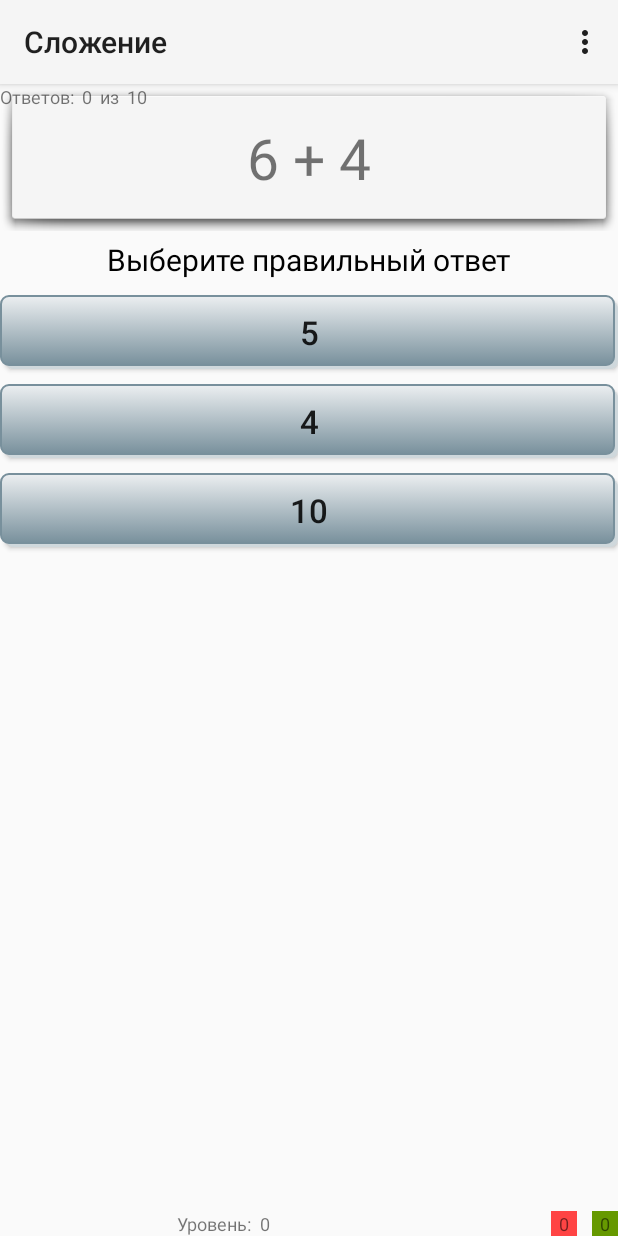
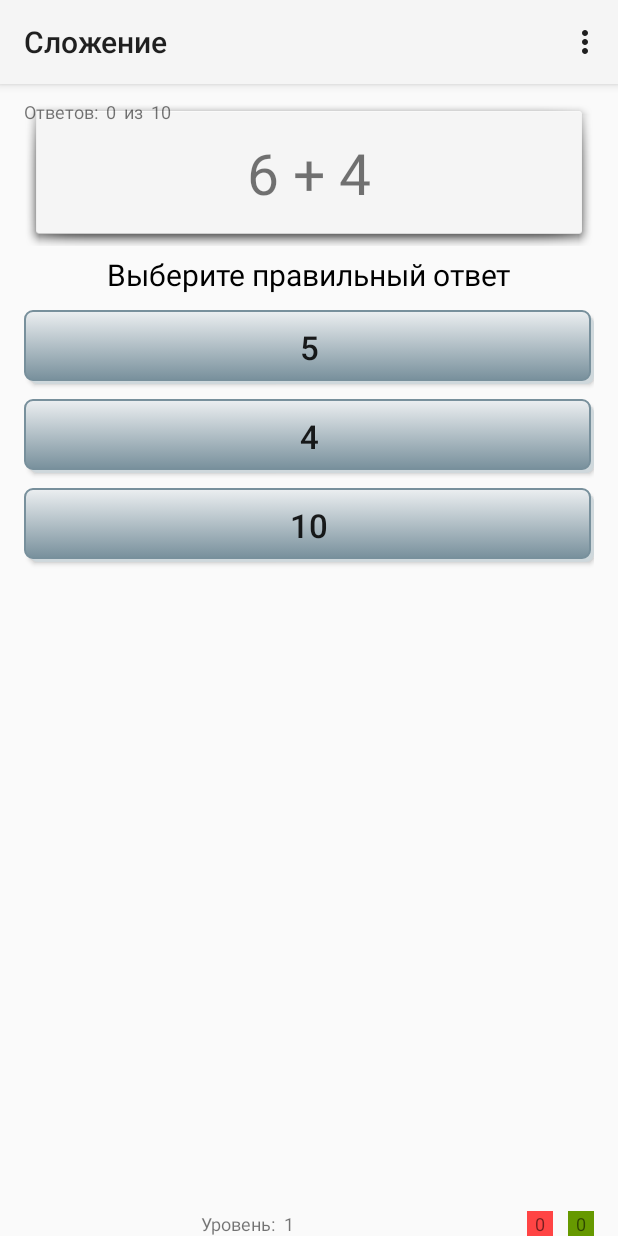
Before and after one commit to mogsev/MyApplication, an Android app: the screen it shows after launch (SumActivity), after a tap on "Сложение", on a phone screen of 412 x 824 dp. Run offline under Robolectric (Android 15) with nearby library versions, the light colour scheme and no system bars.

Commit message:
update home

```diff
--- a/app/src/main/java/com/mogsev/myapplication/activity/SubtractionActivity.java
+++ b/app/src/main/java/com/mogsev/myapplication/activity/SubtractionActivity.java
@@ -29,6 +29,8 @@ public class SubtractionActivity extends MathTraining {
         }
         list = randomValue.getList();
 
+        loadPreferences(MathOperation.SUBTRACTION);
+
         //filling Activity
         fillingActivity();
     }
--- a/app/src/main/java/com/mogsev/myapplication/activity/TableMultiplicationActivity.java
+++ b/app/src/main/java/com/mogsev/myapplication/activity/TableMultiplicationActivity.java
@@ -29,6 +29,8 @@ public class TableMultiplicationActivity extends MathTraining {
         }
         list = randomValue.getList();
 
+        loadPreferences(MathOperation.TABLE_MULTIPLICATION);
+
         //filling Activity
         fillingActivity();
     }
--- a/app/src/main/java/com/mogsev/myapplication/util/MathTraining.java
+++ b/app/src/main/java/com/mogsev/myapplication/util/MathTraining.java
@@ -7,6 +7,7 @@ import android.content.SharedPreferences;
 import android.graphics.Color;
 import android.os.Bundle;
 import android.support.v7.app.AppCompatActivity;
+import android.util.Log;
 import android.view.Menu;
 import android.view.MenuItem;
 import android.view.View;
@@ -41,6 +42,9 @@ public abstract class MathTraining extends AppCompatActivity {
     private TextView textViewNumAnswer;
     private TextView textViewTotalQuestion;
     private TextView textViewNumLevel;
+
+    protected SharedPreferences sharedPreferences;
+    protected SharedPreferences.Editor editor;
 
     @Override
     protected void onSaveInstanceState(Bundle outState) {
@@ -82,7 +86,9 @@ public abstract class MathTraining extends AppCompatActivity {
     @Override
     protected void onPause() {
         super.onPause();
+
         savePreferences(mathResult.getOperation());
+        editor.commit();
     }
 
     /**
@@ -103,6 +109,9 @@ public abstract class MathTraining extends AppCompatActivity {
         textViewNumLevel = (TextView) findViewById(R.id.textViewNumLevel);
         textViewNumAnswer = (TextView) findViewById(R.id.textViewNumAnswer);
         textViewTotalQuestion = (TextView) findViewById(R.id.textViewTotalQuestion);
+
+        sharedPreferences = getApplicationContext().getSharedPreferences("MATH_RESULTS", Context.MODE_MULTI_PROCESS);
+        editor = sharedPreferences.edit();
     }
 
     /**
@@ -113,6 +122,7 @@ public abstract class MathTraining extends AppCompatActivity {
         buttonClick = (Button) view;
         answer = new Integer(buttonClick.getText().toString());
         textViewAnswer.setVisibility(View.VISIBLE);
+        textViewExpression.setText(randomValue.getFullExpression());
         if (answer.compareTo(randomValue.getResult()) == 0) {
             textViewAnswer.setText(R.string.correct_answer);
             textViewAnswer.setTextColor(Color.GREEN);
@@ -120,8 +130,6 @@ public abstract class MathTraining extends AppCompatActivity {
             buttonClick.setBackgroundResource(R.drawable.button_answer_positive);
         } else {
             textViewAnswer.setText(R.string.wrong_answer);
-            textViewAnswer.append(" ");
-            textViewAnswer.append(randomValue.getResult().toString());
             textViewAnswer.setTextColor(Color.RED);
             textViewNumNegativeAnswer.setText(String.valueOf(mathResult.increaseNumNegativeAnswer()));
             buttonClick.setBackgroundResource(R.drawable.button_answer_negative);
@@ -199,7 +207,7 @@ public abstract class MathTraining extends AppCompatActivity {
         View linerLayout = getLayoutInflater().inflate(R.layout.dialog_result, null);
         dialogResult.setView(linerLayout);
         dialogResult.setTitle(R.string.title_result);
-        dialogResult.setPositiveButton(R.string.dialog_save_result, new DialogInterface.OnClickListener() {
+        dialogResult.setPositiveButton(R.string.dialog_ok, new DialogInterface.OnClickListener() {
             @Override
             public void onClick(DialogInterface dialogInterface, int i) {
                 dialogInterface.dismiss();
@@ -210,6 +218,7 @@ public abstract class MathTraining extends AppCompatActivity {
                 fillingActivity();
             }
         });
+        /*
         dialogResult.setNegativeButton(R.string.dialog_continue_result, new DialogInterface.OnClickListener() {
             @Override
             public void onClick(DialogInterface dialogInterface, int i) {
@@ -221,6 +230,7 @@ public abstract class MathTraining extends AppCompatActivity {
                 fillingActivity();
             }
         });
+        */
 
         TextView dialogResultTotalQuestion = (TextView) linerLayout.findViewById(R.id.dialogResultTotalQuestion);
         TextView dialogResultPositiveAnswer = (TextView) linerLayout.findViewById(R.id.dialogResultPositiveAnswer);
@@ -271,16 +281,16 @@ public abstract class MathTraining extends AppCompatActivity {
      *
      * @param operation
      */
-    private void savePreferences(int operation) {
-        SharedPreferences sharedPreferences = this.getSharedPreferences("MATH_RESULTS", Context.MODE_PRIVATE);
-        SharedPreferences.Editor editor = sharedPreferences.edit();
+    public void savePreferences(int operation) {
         switch (operation) {
             case MathOperation.SUM:
-                editor.putInt(getString(R.string.sumScore), mathResult.getScore()).apply();
-                editor.putInt(getString(R.string.sumLevel), mathResult.getLevel()).apply();
-                editor.putInt(getString(R.string.sumTotalQuestions), mathResult.getTotalQuestions()).apply();
-                editor.putInt(getString(R.string.sumTotalPositiveAnswers), mathResult.getTotalPositiveAnswers()).apply();
-                editor.putInt(getString(R.string.sumTotalNegativeAnswers), mathResult.getTotalNegativeAnswers()).apply();
+                Log.d("Save result", String.valueOf(mathResult.getScore()));
+                editor.clear();
+                editor.putInt(getString(R.string.sum_score), mathResult.getScore());
+                editor.putInt(getString(R.string.sum_level), mathResult.getLevel());
+                editor.putInt(getString(R.string.sum_total_questions), mathResult.getTotalQuestions());
+                editor.putInt(getString(R.string.sum_total_positive_answers), mathResult.getTotalPositiveAnswers());
+                editor.putInt(getString(R.string.sum_total_negative_answers), mathResult.getTotalNegativeAnswers());
                 break;
             case MathOperation.SUBTRACTION:
                 editor.putInt(getString(R.string.subtraction_score), mathResult.getScore());
@@ -311,46 +321,53 @@ public abstract class MathTraining extends AppCompatActivity {
                 editor.putInt(getString(R.string.table_multiplication_negative_answers), mathResult.getTotalNegativeAnswers());
                 break;
         }
+        editor.commit();
     }
 
     /**
      *
      * @param operation
      */
-    public void loadPreferences(int operation) {
+    protected void loadPreferences(int operation) {
         SharedPreferences sharedPreferences = this.getSharedPreferences("MATH_RESULTS", Context.MODE_PRIVATE);
         switch (operation) {
             case MathOperation.SUM:
-                mathResult.setScore(sharedPreferences.getInt(getString(R.string.sumScore), 0));
-                mathResult.setLevel(sharedPreferences.getInt(getString(R.string.sumLevel), 0));
-                mathResult.setTotalQuestions(sharedPreferences.getInt(getString(R.string.sumTotalQuestions), 0));
-                mathResult.setTotalPositiveAnswers(sharedPreferences.getInt(getString(R.string.sumTotalPositiveAnswers), 0));
-                mathResult.setTotalNegativeAnswers(sharedPreferences.getInt(getString(R.string.sumTotalNegativeAnswers), 0));
+                Log.d("sharedPrefer", String.valueOf(sharedPreferences.getInt(getString(R.string.sum_score), 0)));
+                Log.d("sharedPrefer", String.valueOf(sharedPreferences.getInt(getString(R.string.sum_level), 0)));
+                Log.d("sharedPrefer", String.valueOf(sharedPreferences.getInt(getString(R.string.sum_total_questions), 0)));
+                Log.d("sharedPrefer", String.valueOf(sharedPreferences.getInt(getString(R.string.sum_total_positive_answers), 0)));
+                Log.d("sharedPrefer", String.valueOf(sharedPreferences.getInt(getString(R.string.sum_total_negative_answers), 0)));
+
+                mathResult.setScore(sharedPreferences.getInt(getString(R.string.sum_score), 0));
+                mathResult.setLevel(sharedPreferences.getInt(getString(R.string.sum_level), 1));
+                mathResult.setTotalQuestions(sharedPreferences.getInt(getString(R.string.sum_total_questions), 0));
+                mathResult.setTotalPositiveAnswers(sharedPreferences.getInt(getString(R.string.sum_total_positive_answers), 0));
+                mathResult.setTotalNegativeAnswers(sharedPreferences.getInt(getString(R.string.sum_total_negative_answers), 0));
                 break;
             case MathOperation.SUBTRACTION:
                 mathResult.setScore(sharedPreferences.getInt(getString(R.string.subtraction_score), 0));
-                mathResult.setLevel(sharedPreferences.getInt(getString(R.string.subtraction_level), 0));
+                mathResult.setLevel(sharedPreferences.getInt(getString(R.string.subtraction_level), 1));
                 mathResult.setTotalQuestions(sharedPreferences.getInt(getString(R.string.subtraction_total_questions), 0));
                 mathResult.setTotalPositiveAnswers(sharedPreferences.getInt(getString(R.string.subtraction_total_positive_answers), 0));
                 mathResult.setTotalNegativeAnswers(sharedPreferences.getInt(getString(R.string.subtraction_total_negative_answers), 0));
                 break;
             case MathOperation.MULTIPLICATION:
                 mathResult.setScore(sharedPreferences.getInt(getString(R.string.multiplication_score), 0));
-                mathResult.setLevel(sharedPreferences.getInt(getString(R.string.multiplication_level), 0));
+                mathResult.setLevel(sharedPreferences.getInt(getString(R.string.multiplication_level), 1));
                 mathResult.setTotalQuestions(sharedPreferences.getInt(getString(R.string.multiplication_total_questions), 0));
                 mathResult.setTotalPositiveAnswers(sharedPreferences.getInt(getString(R.string.multiplication_total_positive_answers), 0));
                 mathResult.setTotalNegativeAnswers(sharedPreferences.getInt(getString(R.string.multiplication_total_negative_answers), 0));
                 break;
             case MathOperation.DIVISION:
                 mathResult.setScore(sharedPreferences.getInt(getString(R.string.division_score), 0));
-                mathResult.setLevel(sharedPreferences.getInt(getString(R.string.division_level), 0));
+                mathResult.setLevel(sharedPreferences.getInt(getString(R.string.division_level), 1));
                 mathResult.setTotalQuestions(sharedPreferences.getInt(getString(R.string.division_total_questions), 0));
                 mathResult.setTotalPositiveAnswers(sharedPreferences.getInt(getString(R.string.division_total_positive_answers), 0));
                 mathResult.setTotalNegativeAnswers(sharedPreferences.getInt(getString(R.string.division_total_negative_answers), 0));
                 break;
             case MathOperation.TABLE_MULTIPLICATION:
                 mathResult.setScore(sharedPreferences.getInt(getString(R.string.table_multiplication_score), 0));
-                mathResult.setLevel(sharedPreferences.getInt(getString(R.string.table_multiplication_level), 0));
+                mathResult.setLevel(sharedPreferences.getInt(getString(R.string.table_multiplication_level), 1));
                 mathResult.setTotalQuestions(sharedPreferences.getInt(getString(R.string.table_multiplication_questions), 0));
                 mathResult.setTotalPositiveAnswers(sharedPreferences.getInt(getString(R.string.table_multiplication_positive_answers), 0));
                 mathResult.setTotalNegativeAnswers(sharedPreferences.getInt(getString(R.string.table_multiplication_negative_answers), 0));
--- a/app/src/main/java/com/mogsev/myapplication/util/RandomValue.java
+++ b/app/src/main/java/com/mogsev/myapplication/util/RandomValue.java
@@ -135,6 +135,10 @@ public class RandomValue implements Serializable {
         return expression;
     }
 
+    public String getFullExpression() {
+        return expression + " = " + result;
+    }
+
     /**
      *
      * @param result
--- a/app/src/main/res/layout/activity_division.xml
+++ b/app/src/main/res/layout/activity_division.xml
@@ -3,6 +3,7 @@
     android:layout_width="match_parent"
     android:layout_height="match_parent"
     tools:context="com.mogsev.myapplication.activity.DivisionActivity"
+    android:background="@color/gray_50"
     android:paddingLeft="16dp"
     android:paddingTop="10dp"
     android:paddingRight="16dp">
--- a/app/src/main/res/layout/activity_multiplication.xml
+++ b/app/src/main/res/layout/activity_multiplication.xml
@@ -2,7 +2,11 @@
     xmlns:tools="http://schemas.android.com/tools"
     android:layout_width="match_parent"
     android:layout_height="match_parent"
-    tools:context="com.mogsev.myapplication.activity.MultiplicationActivity">
+    tools:context="com.mogsev.myapplication.activity.MultiplicationActivity"
+    android:background="@color/gray_50"
+    android:paddingLeft="16dp"
+    android:paddingTop="10dp"
+    android:paddingRight="16dp">
 
     <fragment
         android:layout_width="match_parent"
--- a/app/src/main/res/layout/activity_my.xml
+++ b/app/src/main/res/layout/activity_my.xml
@@ -1,10 +1,10 @@
 <LinearLayout xmlns:android="http://schemas.android.com/apk/res/android"
     xmlns:tools="http://schemas.android.com/tools"
-    android:background="@color/gray_50"
     android:layout_width="match_parent"
     android:layout_height="match_parent"
     android:orientation="vertical"
     tools:context=".MyActivity"
+    android:background="@color/gray_50"
     android:paddingLeft="16dp"
     android:paddingTop="10dp"
     android:paddingRight="16dp" >
--- a/app/src/main/res/layout/activity_subtraction.xml
+++ b/app/src/main/res/layout/activity_subtraction.xml
@@ -2,7 +2,11 @@
     xmlns:tools="http://schemas.android.com/tools"
     android:layout_width="match_parent"
     android:layout_height="match_parent"
-    tools:context="com.mogsev.myapplication.activity.SubtractionActivity">
+    tools:context="com.mogsev.myapplication.activity.SubtractionActivity"
+    android:background="@color/gray_50"
+    android:paddingLeft="16dp"
+    android:paddingTop="10dp"
+    android:paddingRight="16dp">
 
 
     <fragment
--- a/app/src/main/res/layout/activity_sum.xml
+++ b/app/src/main/res/layout/activity_sum.xml
@@ -2,7 +2,11 @@
     xmlns:tools="http://schemas.android.com/tools"
     android:layout_width="match_parent"
     android:layout_height="match_parent"
-    tools:context="com.mogsev.myapplication.activity.SumActivity">
+    tools:context="com.mogsev.myapplication.activity.SumActivity"
+    android:background="@color/gray_50"
+    android:paddingLeft="16dp"
+    android:paddingTop="10dp"
+    android:paddingRight="16dp">
 
     <fragment
         android:layout_width="match_parent"
--- a/app/src/main/res/layout/activity_table_multiplication.xml
+++ b/app/src/main/res/layout/activity_table_multiplication.xml
@@ -2,7 +2,11 @@
     xmlns:tools="http://schemas.android.com/tools"
     android:layout_width="match_parent"
     android:layout_height="match_parent"
-    tools:context="com.mogsev.myapplication.activity.TableMultiplicationActivity">
+    tools:context="com.mogsev.myapplication.activity.TableMultiplicationActivity"
+    android:background="@color/gray_50"
+    android:paddingLeft="16dp"
+    android:paddingTop="10dp"
+    android:paddingRight="16dp">
 
     <fragment
         android:layout_width="match_parent"
--- a/app/src/main/res/layout/fragment_assignment.xml
+++ b/app/src/main/res/layout/fragment_assignment.xml
@@ -1,6 +1,5 @@
 <FrameLayout xmlns:android="http://schemas.android.com/apk/res/android"
     xmlns:tools="http://schemas.android.com/tools"
-    style="@style/AlertDialog.AppCompat.Light"
     android:layout_width="match_parent"
     android:layout_height="match_parent"
     tools:context="com.mogsev.myapplication.fragment.AssignmentFragment" >
--- a/app/src/main/res/layout/fragment_bottom.xml
+++ b/app/src/main/res/layout/fragment_bottom.xml
@@ -5,7 +5,6 @@
     tools:context="com.mogsev.myapplication.fragment.BottomFragment"
     android:gravity="bottom"
     android:orientation="horizontal">
-
 
     <RelativeLayout
         android:layout_width="wrap_content"
--- a/app/src/main/res/values/strings.xml
+++ b/app/src/main/res/values/strings.xml
@@ -20,7 +20,7 @@
     <string name="title_results">РЕЗУЛЬТАТЫ</string>
 
     <string name="correct_answer">Правильный ответ</string>
-    <string name="wrong_answer">Ошибка! Правильный ответ:</string>
+    <string name="wrong_answer">Ошибка</string>
     <string name="check_answer">Вы уже ответили на этот вопрос</string>
 
     <string name="dialog_about_version">Версия 1.0.1</string>
@@ -29,6 +29,9 @@
     <string name="dialog_number_negative_answer">Неправильных ответов:</string>
     <string name="dialog_save_result">Сохранить</string>
     <string name="dialog_continue_result">Продолжить</string>
+    <string name="dialog_ok">OK</string>
+    <string name="dialog_cancel">CANCEL</string>
+
 
     <string name="toast_continue">Продолжаем! Так держать</string>
     <string name="toast_next_level">Вы перешли на новый уровень</string>
@@ -37,38 +40,38 @@
     <string name="menu_results">Результаты</string>
 
     <!-- SharedPreferences Sum -->
-    <string name="sumScore"></string>
-    <string name="sumLevel"></string>
-    <string name="sumTotalQuestions"></string>
-    <string name="sumTotalPositiveAnswers"></string>
-    <string name="sumTotalNegativeAnswers"></string>
+    <string name="sum_score">sum_score</string>
+    <string name="sum_level">sum_level</string>
+    <string name="sum_total_questions">sum_total_questions</string>
+    <string name="sum_total_positive_answers">sum_total_positive_answers</string>
+    <string name="sum_total_negative_answers">sum_total_negative_answers</string>
 
     <!-- SharedPreferences Subtraction -->
-    <string name="subtraction_score"></string>
-    <string name="subtraction_level"></string>
-    <string name="subtraction_total_questions"></string>
-    <string name="subtraction_total_positive_answers"></string>
-    <string name="subtraction_total_negative_answers"></string>
+    <string name="subtraction_score">subtraction_score</string>
+    <string name="subtraction_level">subtraction_level</string>
+    <string name="subtraction_total_questions">subtraction_total_questions</string>
+    <string name="subtraction_total_positive_answers">subtraction_total_positive_answers</string>
+    <string name="subtraction_total_negative_answers">subtraction_total_negative_answers</string>
 
     <!-- SharedPreferences Multiplication -->
-    <string name="multiplication_score"></string>
-    <string name="multiplication_level"></string>
-    <string name="multiplication_total_questions"></string>
-    <string name="multiplication_total_positive_answers"></string>
-    <string name="multiplication_total_negative_answers"></string>
+    <string name="multiplication_score">multiplication_score</string>
+    <string name="multiplication_level">multiplication_level</string>
+    <string name="multiplication_total_questions">multiplication_total_questions</string>
+    <string name="multiplication_total_positive_answers">multiplication_total_positive_answers</string>
+    <string name="multiplication_total_negative_answers">multiplication_total_negative_answers</string>
 
     <!-- SharedPreferences Division -->
-    <string name="division_score"></string>
-    <string name="division_level"></string>
-    <string name="division_total_questions"></string>
-    <string name="division_total_positive_answers"></string>
-    <string name="division_total_negative_answers"></string>
+    <string name="division_score">division_score</string>
+    <string name="division_level">division_level</string>
+    <string name="division_total_questions">division_total_questions</string>
+    <string name="division_total_positive_answers">division_total_positive_answers</string>
+    <string name="division_total_negative_answers">division_total_negative_answers</string>
 
     <!-- SharedPreferences Table Multiplication -->
-    <string name="table_multiplication_score"></string>
-    <string name="table_multiplication_level"></string>
-    <string name="table_multiplication_questions"></string>
-    <string name="table_multiplication_positive_answers"></string>
-    <string name="table_multiplication_negative_answers"></string>
+    <string name="table_multiplication_score">table_multiplication_score</string>
+    <string name="table_multiplication_level">table_multiplication_level</string>
+    <string name="table_multiplication_questions">table_multiplication_questions</string>
+    <string name="table_multiplication_positive_answers">table_multiplication_positive_answers</string>
+    <string name="table_multiplication_negative_answers">table_multiplication_negative_answers</string>
 
 </resources>
```
